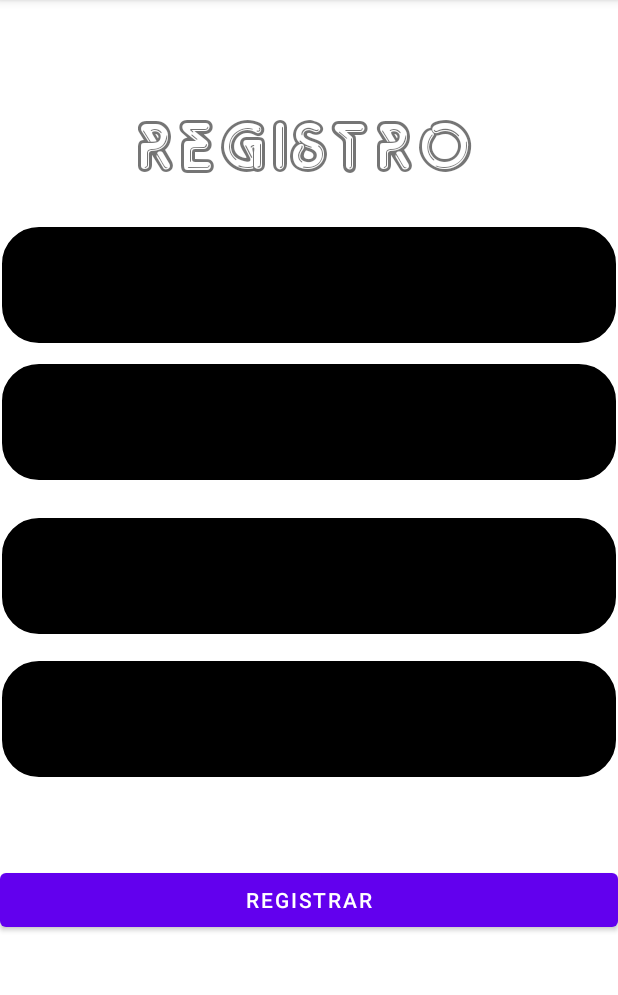
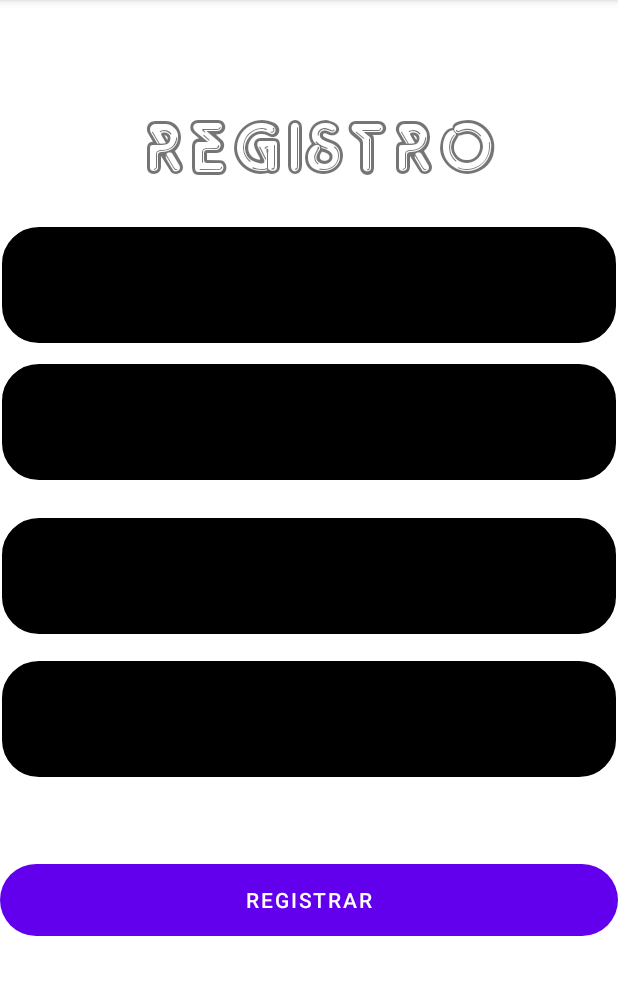
Before and after one commit to Kill3rDev/Proyecto_Final, an Android app: the ActivityRegis screen opened directly, with no data from a screen before it, on a phone screen of 412 x 824 dp, the part 84-1079 px from its top. Run offline under Robolectric (Android 15) with nearby library versions, the phone set to English and light mode, and no system bars.

Commit message:
Se agregaron mejoras visuales en textos y botones

```diff
--- /dev/null
+++ b/app/src/main/res/drawable/buttonstyle.xml
@@ -0,0 +1,5 @@
+<?xml version="1.0" encoding="utf-8"?>
+<shape xmlns:android="http://schemas.android.com/apk/res/android" android:shape="rectangle">
+
+    <corners android:radius="50dp"/>
+</shape>
--- a/app/src/main/res/layout/activity_agregarnota.xml
+++ b/app/src/main/res/layout/activity_agregarnota.xml
@@ -59,6 +59,7 @@
         android:layout_width="match_parent"
         android:layout_height="wrap_content"
         android:text="Guardar"
+        android:background="@drawable/buttonstyle"
         app:layout_constraintBottom_toBottomOf="parent"
         app:layout_constraintEnd_toEndOf="parent"
         app:layout_constraintHorizontal_bias="1.0"
--- a/app/src/main/res/layout/activity_main.xml
+++ b/app/src/main/res/layout/activity_main.xml
@@ -44,6 +44,7 @@
         android:layout_width="match_parent"
         android:layout_height="wrap_content"
         android:text="Iniciar sesión"
+        android:background="@drawable/buttonstyle"
         app:layout_constraintBottom_toBottomOf="parent"
         app:layout_constraintHorizontal_bias="0.0"
         app:layout_constraintLeft_toLeftOf="parent"
@@ -56,6 +57,7 @@
         android:layout_width="match_parent"
         android:layout_height="wrap_content"
         android:text="Registrarme"
+        android:background="@drawable/buttonstyle"
         app:layout_constraintBottom_toBottomOf="parent"
         app:layout_constraintHorizontal_bias="0.0"
         app:layout_constraintLeft_toLeftOf="parent"
--- a/app/src/main/res/layout/activity_menu.xml
+++ b/app/src/main/res/layout/activity_menu.xml
@@ -24,6 +24,7 @@
         android:layout_width="match_parent"
         android:layout_height="wrap_content"
         android:text="Ver notas"
+        android:background="@drawable/buttonstyle"
         app:layout_constraintBottom_toBottomOf="parent"
         app:layout_constraintHorizontal_bias="0.0"
         app:layout_constraintLeft_toLeftOf="parent"
@@ -36,6 +37,7 @@
         android:layout_width="match_parent"
         android:layout_height="wrap_content"
         android:text="Agregar nueva nota"
+        android:background="@drawable/buttonstyle"
         app:layout_constraintBottom_toBottomOf="parent"
         app:layout_constraintHorizontal_bias="0.0"
         app:layout_constraintLeft_toLeftOf="parent"
@@ -48,6 +50,7 @@
         android:layout_width="match_parent"
         android:layout_height="wrap_content"
         android:text="Acerca de"
+        android:background="@drawable/buttonstyle"
         app:layout_constraintBottom_toBottomOf="parent"
         app:layout_constraintHorizontal_bias="0.0"
         app:layout_constraintLeft_toLeftOf="parent"
--- a/app/src/main/res/layout/activity_regis.xml
+++ b/app/src/main/res/layout/activity_regis.xml
@@ -74,6 +74,7 @@
         android:layout_width="match_parent"
         android:layout_height="wrap_content"
         android:text="Registrar"
+        android:background="@drawable/buttonstyle"
         app:layout_constraintBottom_toBottomOf="parent"
         app:layout_constraintEnd_toEndOf="parent"
         app:layout_constraintHorizontal_bias="1.0"
@@ -85,11 +86,12 @@
         android:id="@+id/textView3"
         android:layout_width="wrap_content"
         android:layout_height="wrap_content"
+        android:fontFamily="@font/neon2"
         android:text="REGISTRO"
-        android:textSize="50dp"
-        android:fontFamily="@font/neon2"
+        android:textSize="52dp"
         app:layout_constraintBottom_toBottomOf="parent"
         app:layout_constraintEnd_toEndOf="@+id/editTextTextPassword2"
+        app:layout_constraintHorizontal_bias="0.56"
         app:layout_constraintStart_toStartOf="@+id/editTextTextPassword2"
         app:layout_constraintTop_toTopOf="parent"
         app:layout_constraintVertical_bias="0.095" />
```
